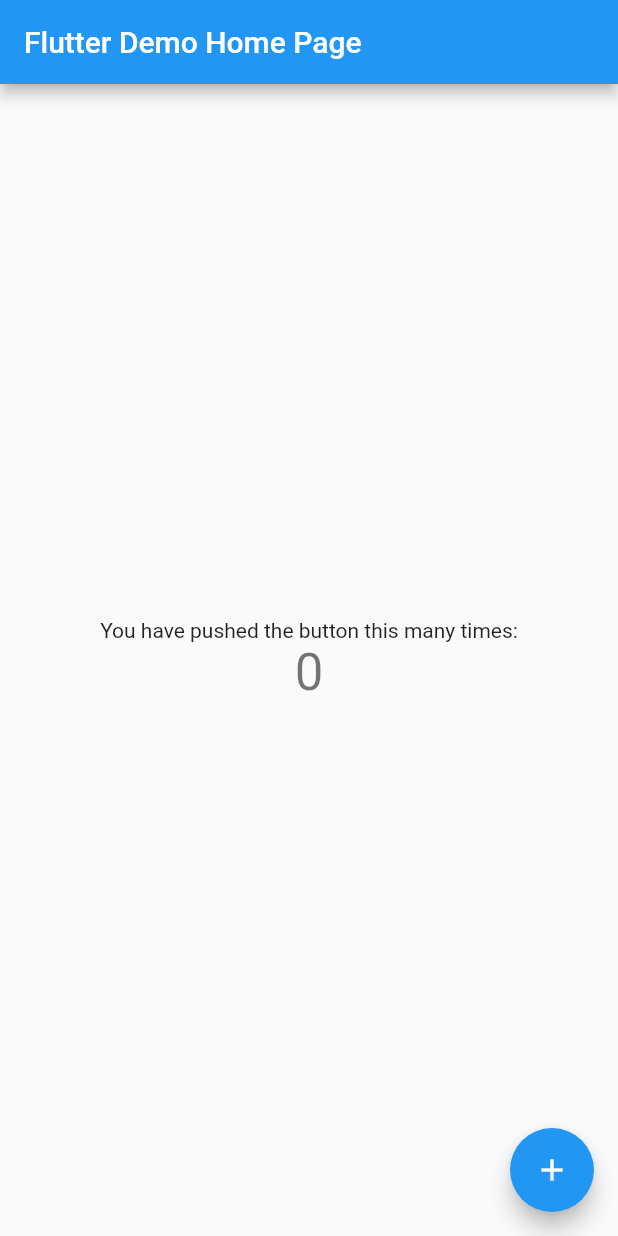
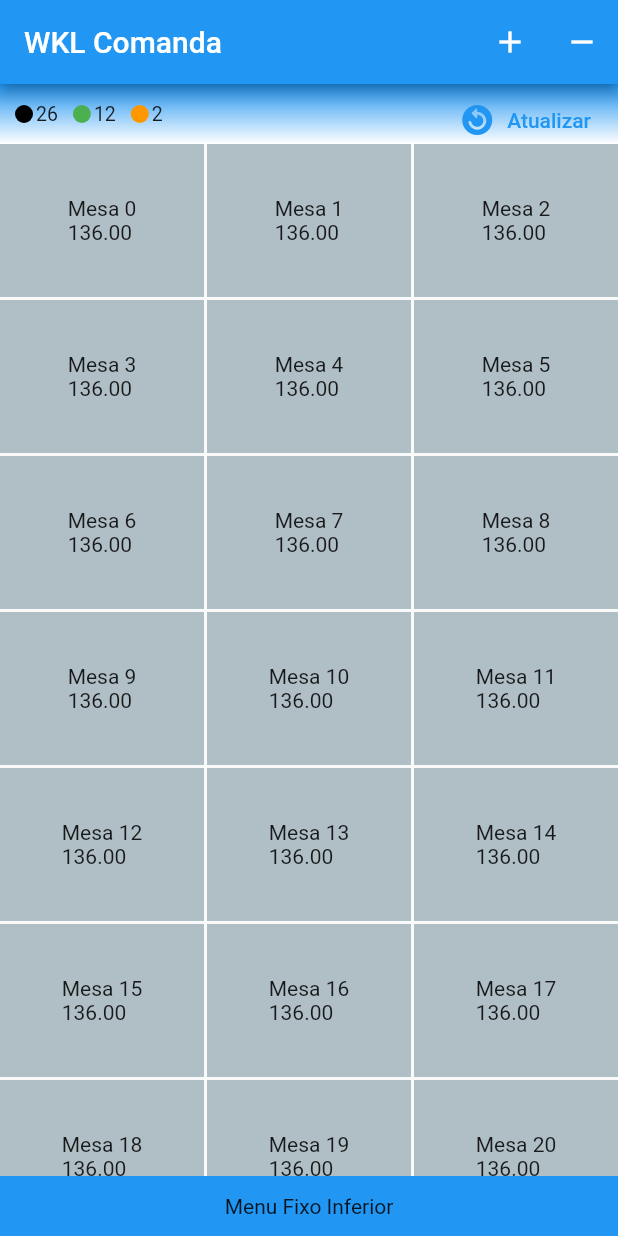
Before and after one commit to IsaBass/wklcomanda, a Flutter app: the screen it shows after launch, on a phone screen of 412 x 824 dp. Run offline on Flutter 3.47's test engine with Material 2 defaults, Android fonts, the phone set to English and light mode, and no system bars; drawn by our look-alikes of timer_count_down; our stand-ins replace get.

Commit message:
gridview + timer btn atualizar

```diff
--- a/lib/main.dart
+++ b/lib/main.dart
@@ -1,4 +1,8 @@
 import 'package:flutter/material.dart';
+import 'package:get/get.dart';
+
+import 'modules/home/home_controller.dart';
+import 'modules/home/homepage.dart';
 
 void main() {
   runApp(MyApp());
@@ -8,106 +12,28 @@
   // This widget is the root of your application.
   @override
   Widget build(BuildContext context) {
-    return MaterialApp(
-      title: 'Flutter Demo',
-      theme: ThemeData(
-        // This is the theme of your application.
-        //
-        // Try running your application with "flutter run". You'll see the
-        // application has a blue toolbar. Then, without quitting the app, try
-        // changing the primarySwatch below to Colors.green and then invoke
-        // "hot reload" (press "r" in the console where you ran "flutter run",
-        // or simply save your changes to "hot reload" in a Flutter IDE).
-        // Notice that the counter didn't reset back to zero; the application
-        // is not restarted.
-        primarySwatch: Colors.blue,
-      ),
-      home: MyHomePage(title: 'Flutter Demo Home Page'),
+    return GetMaterialApp(
+      title: 'WKL.Comanda',
+      debugShowCheckedModeBanner: false,
+      theme: ThemeData(primarySwatch: Colors.blue),
+      //home: MyHomePage(title: 'Flutter Demo Home Page'),
+      initialRoute: '/',
+      getPages: [
+        GetPage(name: '/', page: () => HomePage()),
+        //   GetPage(name: '/login', page: () => Login()),
+        //   GetPage(
+        //       name: '/cadastro',
+        //       page: () => Cadastro(),
+        //       transition: Transition.cupertino),
+      ],
+      initialBinding: InitialBinding(),
     );
   }
 }
 
-class MyHomePage extends StatefulWidget {
-  MyHomePage({Key? key, required this.title}) : super(key: key);
-
-  // This widget is the home page of your application. It is stateful, meaning
-  // that it has a State object (defined below) that contains fields that affect
-  // how it looks.
-
-  // This class is the configuration for the state. It holds the values (in this
-  // case the title) provided by the parent (in this case the App widget) and
-  // used by the build method of the State. Fields in a Widget subclass are
-  // always marked "final".
-
-  final String title;
-
+class InitialBinding implements Bindings {
   @override
-  _MyHomePageState createState() => _MyHomePageState();
-}
-
-class _MyHomePageState extends State<MyHomePage> {
-  int _counter = 0;
-
-  void _incrementCounter() {
-    setState(() {
-      // This call to setState tells the Flutter framework that something has
-      // changed in this State, which causes it to rerun the build method below
-      // so that the display can reflect the updated values. If we changed
-      // _counter without calling setState(), then the build method would not be
-      // called again, and so nothing would appear to happen.
-      _counter++;
-    });
-  }
-
-  @override
-  Widget build(BuildContext context) {
-    // This method is rerun every time setState is called, for instance as done
-    // by the _incrementCounter method above.
-    //
-    // The Flutter framework has been optimized to make rerunning build methods
-    // fast, so that you can just rebuild anything that needs updating rather
-    // than having to individually change instances of widgets.
-    return Scaffold(
-      appBar: AppBar(
-        // Here we take the value from the MyHomePage object that was created by
-        // the App.build method, and use it to set our appbar title.
-        title: Text(widget.title),
-      ),
-      body: Center(
-        // Center is a layout widget. It takes a single child and positions it
-        // in the middle of the parent.
-        child: Column(
-          // Column is also a layout widget. It takes a list of children and
-          // arranges them vertically. By default, it sizes itself to fit its
-          // children horizontally, and tries to be as tall as its parent.
-          //
-          // Invoke "debug painting" (press "p" in the console, choose the
-          // "Toggle Debug Paint" action from the Flutter Inspector in Android
-          // Studio, or the "Toggle Debug Paint" command in Visual Studio Code)
-          // to see the wireframe for each widget.
-          //
-          // Column has various properties to control how it sizes itself and
-          // how it positions its children. Here we use mainAxisAlignment to
-          // center the children vertically; the main axis here is the vertical
-          // axis because Columns are vertical (the cross axis would be
-          // horizontal).
-          mainAxisAlignment: MainAxisAlignment.center,
-          children: <Widget>[
-            Text(
-              'You have pushed the button this many times:',
-            ),
-            Text(
-              '$_counter',
-              style: Theme.of(context).textTheme.headline4,
-            ),
-          ],
-        ),
-      ),
-      floatingActionButton: FloatingActionButton(
-        onPressed: _incrementCounter,
-        tooltip: 'Increment',
-        child: Icon(Icons.add),
-      ), // This trailing comma makes auto-formatting nicer for build methods.
-    );
+  void dependencies() {
+    Get.put<HomeController>(HomeController());
   }
 }
--- /dev/null
+++ b/lib/modules/home/home_controller.dart
@@ -0,0 +1,5 @@
+import 'package:get/get.dart';
+
+class HomeController extends GetxController {
+  var qtdMesas = 27.obs;
+}
--- /dev/null
+++ b/lib/modules/home/homepage.dart
@@ -0,0 +1,68 @@
+import 'package:flutter/material.dart';
+import 'package:get/get.dart';
+
+import 'home_controller.dart';
+import 'widgets/menusup_home.dart';
+import 'widgets/mesas_gridview.dart';
+
+class HomePage extends StatelessWidget {
+  const HomePage({Key? key}) : super(key: key);
+
+  @override
+  Widget build(BuildContext context) {
+    return Scaffold(
+      appBar: _appBar(),
+      body: Column(
+        mainAxisSize: MainAxisSize.max,
+        children: [
+          MenuSuperiorHome(),
+          Expanded(
+            child: Container(
+              child: MesasGridView(),
+              //ButtonAtualizar(),
+            ),
+          ),
+          Container(
+            width: double.maxFinite,
+            color: Theme.of(context).primaryColor,
+            alignment: Alignment.center,
+            height: 40,
+            child: Text("Menu Fixo Inferior"),
+          ),
+        ],
+      ),
+      // bottomSheet: _bottomSheet(),
+    );
+  }
+
+  // Container _bottomSheet() {
+  //   return Container(
+  //     width: double.maxFinite,
+  //     color: Colors.black87,
+  //     child: Card(
+  //       color: Colors.amber,
+  //       child: Text(
+  //         "bottomSheet",
+  //         textAlign: TextAlign.center,
+  //       ),
+  //     ),
+  //   );
+  // }
+
+  AppBar _appBar() {
+    return AppBar(
+      title: Text("WKL Comanda"),
+      // centerTitle: true,
+      actions: [
+        IconButton(
+          onPressed: () => Get.find<HomeController>().qtdMesas.value++,
+          icon: Icon(Icons.add),
+        ),
+        IconButton(
+          onPressed: () => Get.find<HomeController>().qtdMesas.value--,
+          icon: Icon(Icons.remove_outlined),
+        )
+      ],
+    );
+  }
+}
--- /dev/null
+++ b/lib/modules/home/widgets/button_atualizar.dart
@@ -0,0 +1,92 @@
+import 'package:flutter/material.dart';
+import 'package:timer_count_down/timer_controller.dart';
+import 'package:timer_count_down/timer_count_down.dart';
+
+class ButtonAtualizar extends StatefulWidget {
+  const ButtonAtualizar({Key? key}) : super(key: key);
+
+  @override
+  _ButtonAtualizarState createState() => _ButtonAtualizarState();
+}
+
+class _ButtonAtualizarState extends State<ButtonAtualizar>
+    with SingleTickerProviderStateMixin {
+  ///
+  final CountdownController _timerController = new CountdownController();
+
+  int _durPadrao = 15; //  em segundos
+  double progresso = 0;
+
+  @override
+  void initState() {
+    super.initState();
+    Future.delayed(Duration(seconds: 5), () => _timerController.start());
+  }
+
+  @override
+  Widget build(BuildContext context) {
+    return Container(
+      alignment: Alignment.center,
+      child: Column(
+        mainAxisAlignment: MainAxisAlignment.center,
+        children: [
+          TextButton.icon(
+            onPressed: () async {
+              _timerController.pause();
+              //TODO: substituir por execução da busca do status das mesas
+              await Future.delayed(Duration(seconds: 3));
+              _timerController.restart();
+            },
+            icon: Icon(Icons.replay_circle_filled_rounded),
+            label: Text("Atualizar"),
+          ),
+          // Container(
+          //     width: 80, child: LinearProgressIndicator(value: progresso)),
+          Countdown(
+            controller: _timerController,
+            seconds: _durPadrao,
+            build: (_, double time) {
+              return Container(
+                width: 80,
+                height: 5,
+                child: LinearProgressIndicator(
+                  value: 1 - (time / _durPadrao),
+                  valueColor: AlwaysStoppedAnimation<Color>(Colors.green),
+                ),
+              );
+            },
+            interval: Duration(milliseconds: 100),
+            onFinished: () async {
+              ScaffoldMessenger.of(context).showSnackBar(
+                SnackBar(
+                  content: Text('Timer is done!'),
+                ),
+              );
+              await Future.delayed(Duration(seconds: 2));
+              _timerController.restart();
+            },
+          ),
+          // TextButton(
+          //   onPressed: () {
+          //     _timerController.start();
+          //   },
+          //   child: Text("Start"),
+          // ),
+          // TextButton(
+          //   onPressed: () {
+          //     _timerController.pause();
+          //   },
+          //   child: Text("Pause"),
+          // ),
+          // TextButton(
+          //   onPressed: () {
+          //     // _timerController.reset();
+          //     _timerController.restart();
+          //   },
+          //   child: Text("Reinicie"),
+          // ),
+        ],
+      ),
+    );
+  }
+}
--- /dev/null
+++ b/lib/modules/home/widgets/menusup_home.dart
@@ -0,0 +1,57 @@
+import 'dart:ui';
+
+import 'package:flutter/material.dart';
+import 'package:wklcomanda/modules/home/widgets/button_atualizar.dart';
+
+class MenuSuperiorHome extends StatelessWidget {
+  const MenuSuperiorHome({Key? key}) : super(key: key);
+
+  @override
+  Widget build(BuildContext context) {
+    return Container(
+      width: double.maxFinite,
+      height: 40,
+      padding: const EdgeInsets.symmetric(horizontal: 10),
+      decoration: BoxDecoration(
+        // color: Colors.black,
+        gradient: LinearGradient(
+          begin: Alignment.topCenter,
+          end: Alignment.bottomCenter,
+          tileMode: TileMode.clamp,
+          colors: [
+            Theme.of(context).primaryColor,
+            Colors.white,
+          ],
+        ),
+      ),
+      // alignment: Alignment.center,
+      child: Row(
+        mainAxisAlignment: MainAxisAlignment.spaceBetween,
+        children: [
+          Row(
+            children: [
+              _circleQtdStatus(Colors.black, 26),
+              _circleQtdStatus(Colors.green, 12),
+              _circleQtdStatus(Colors.orange, 2),
+            ],
+          ),
+          ButtonAtualizar(),
+        ],
+      ),
+    );
+  }
+
+  Widget _circleQtdStatus(Color cor, int quantidade) {
+    return Padding(
+      padding: const EdgeInsets.only(right: 10),
+      child: Row(
+        mainAxisAlignment: MainAxisAlignment.center,
+        children: [
+          CircleAvatar(radius: 6, backgroundColor: cor),
+          SizedBox(width: 2),
+          Text("$quantidade", style: TextStyle(fontSize: 13)),
+        ],
+      ),
+    );
+  }
+}
--- /dev/null
+++ b/lib/modules/home/widgets/mesas_gridview.dart
@@ -0,0 +1,35 @@
+import 'package:flutter/material.dart';
+import 'package:get/get.dart';
+import 'package:wklcomanda/modules/home/home_controller.dart';
+
+class MesasGridView extends StatelessWidget {
+  MesasGridView({Key? key}) : super(key: key);
+
+  final HomeController _homeController = Get.find();
+
+  @override
+  Widget build(BuildContext context) {
+    return Obx(() => GridView.builder(
+          itemCount: _homeController.qtdMesas.value,
+          shrinkWrap: true,
+          gridDelegate: SliverGridDelegateWithMaxCrossAxisExtent(
+            maxCrossAxisExtent: 150,
+            childAspectRatio: 4 / 3,
+            mainAxisSpacing: 2,
+            crossAxisSpacing: 2,
+          ),
+          itemBuilder: (context, index) {
+            return LayoutBuilder(builder: (context, constraint) {
+              return Container(
+                // margin: EdgeInsets.all(5),
+                alignment: Alignment.center,
+                color: Colors.blueGrey[200],
+                child: Text(
+                  "Mesa $index" + '\n' + constraint.maxWidth.toStringAsFixed(2),
+                ),
+              );
+            });
+          },
+        ));
+  }
+}
--- a/pubspec.yaml
+++ b/pubspec.yaml
@@ -28,6 +28,10 @@
   # The following adds the Cupertino Icons font to your application.
   # Use with the CupertinoIcons class for iOS style icons.
   cupertino_icons: ^1.0.2
+  get: ^4.1.4
+  # simple_timer: ^2.0.0
+  timer_count_down: ^2.1.0+1
+
 
 dev_dependencies:
   flutter_test:
```
Also changed, not shown: pubspec.lock.
